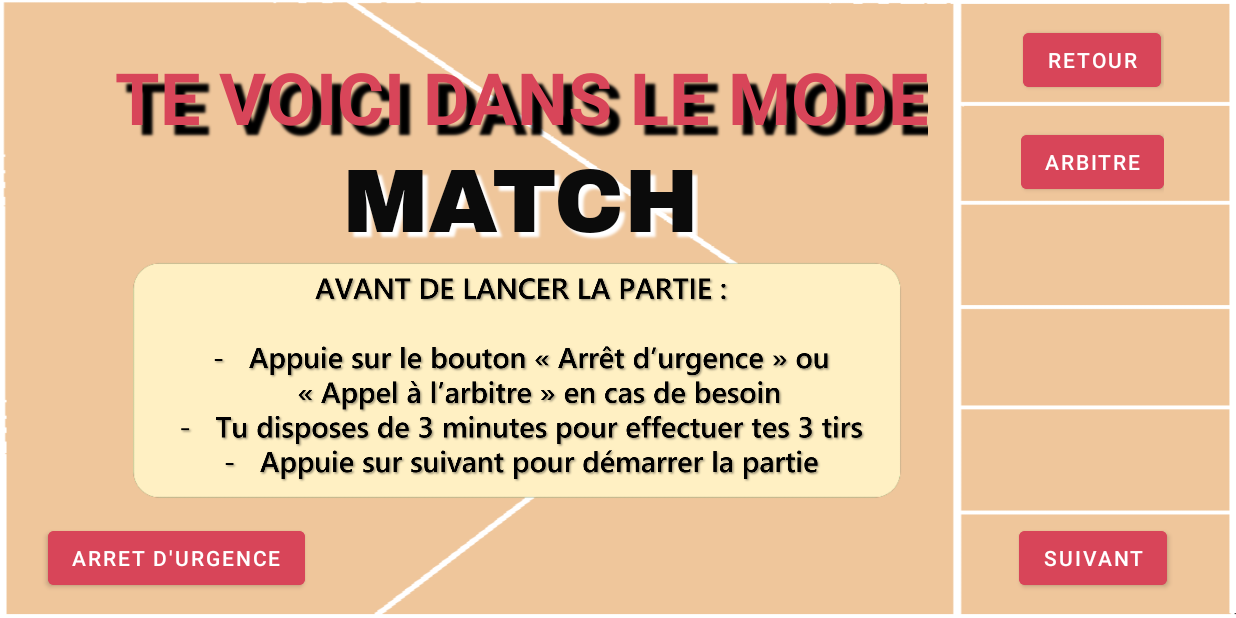
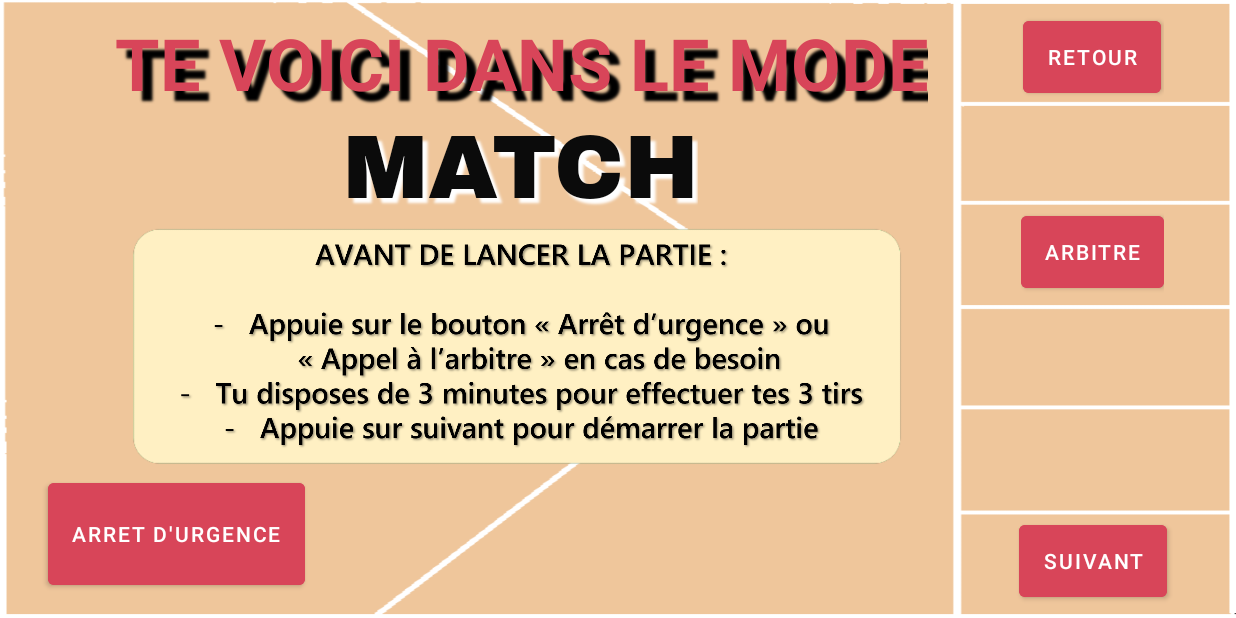
Before and after one commit to vqlion/P2I-Boccia-ramp, an Android app: the MatchActivity screen opened directly, with no data from a screen before it, on a phone screen of 824 x 412 dp (held sideways). Run offline under Robolectric (Android 15) with nearby library versions, the phone set to English and light mode, and no system bars; Roboto replaces fonts that are not available here; 1 statement that could not run was skipped.

Commit message:
Fixed accessibilty issues and bugs in the app

```diff
--- a/Bocciapp/app/app/src/main/java/p2i/bocciapp/MatchActivity.java
+++ b/Bocciapp/app/app/src/main/java/p2i/bocciapp/MatchActivity.java
@@ -41,6 +41,7 @@ public class MatchActivity extends AppCompatActivity {
     Button btnLaunch;
     Button btnCall;
     Button btnStop;
+    Button btnLaunchBig;
 
     ImageButton btnDown;
     ImageButton btnUp;
@@ -136,6 +137,8 @@ public class MatchActivity extends AppCompatActivity {
 
         btnLaunch = (Button) findViewById(R.id.btnLaunch);
         btnLaunch.setVisibility(View.GONE);
+        btnLaunchBig = (Button) findViewById(R.id.btnLaunchBig);
+        btnLaunchBig.setVisibility(View.GONE);
 
         tvBalls = (TextView) findViewById(R.id.tvBalls);
         tvBalls.setVisibility(View.GONE);
@@ -230,39 +233,21 @@ public class MatchActivity extends AppCompatActivity {
                     ivBox2.setVisibility(View.GONE);
                     layoutButtons.setVisibility(View.GONE);
                     layoutButtonsBig.setVisibility(View.VISIBLE);
+                    btnLaunchBig.setVisibility(View.VISIBLE);
                 } else {
                     ivInstructs.setVisibility(View.VISIBLE);
                     ivBox2.setVisibility(View.VISIBLE);
                     layoutButtons.setVisibility(View.VISIBLE);
                     layoutButtonsBig.setVisibility(View.GONE);
+                    btnLaunchBig.setVisibility(View.GONE);
                 }
                 ins = !ins;
             }
         });
 
-        btnLaunch.setOnClickListener(new View.OnClickListener() {
-            @Override
-            public void onClick(View view) {
-                UDPSend("laun:laun");
-                //checks whether it can remove a ball from the array, and does it as well as updating the UI
-                if (countBalls < balls.length) {
-                    balls[countBalls] = true;
-                    showToast("Lance ta balle !", Toast.LENGTH_SHORT);
-                    showDialog("Le chrono est mis en pause." + "\n" + "\n" + "Appuie sur suivant lorsque c'est à ton tour", "Suivant", "", R.style.DialogTheme);
-                    startPause();
-                    if (balls[0]) {
-                        ivBall3.setImageResource(R.drawable.boccia_ball_vide);
-                    }
-                    if (balls[1]) {
-                        ivBall2.setImageResource(R.drawable.boccia_ball_vide);
-                    }
-                    if (balls[2]) {
-                        ivBall1.setImageResource(R.drawable.boccia_ball_vide);
-                    }
-                    countBalls++;
-                }
-            }
-        });
+        btnLaunch.setOnClickListener(view -> doBtnLaunch());
+
+        btnLaunchBig.setOnClickListener(view -> doBtnLaunch());
 
         btnDown.setOnTouchListener((view, motionEvent) -> {
             doBtnDown((ImageButton) view, motionEvent);
@@ -340,13 +325,15 @@ public class MatchActivity extends AppCompatActivity {
             tvBalls.setVisibility(View.GONE);
             layoutButtonsBig.setVisibility(View.GONE);
             btnIns.setVisibility(View.GONE);
+            btnLaunchBig.setVisibility(View.GONE);
             ivEnd.setVisibility(View.VISIBLE);
         }
     }
 
     /**
      * Method to execute when a down button is pressed
-     * @param view button pressed
+     *
+     * @param view        button pressed
      * @param motionEvent MotionEvent of the press
      */
     public void doBtnDown(ImageButton view, MotionEvent motionEvent) {
@@ -363,7 +350,8 @@ public class MatchActivity extends AppCompatActivity {
 
     /**
      * Method to execute when a up button is pressed
-     * @param view button pressed
+     *
+     * @param view        button pressed
      * @param motionEvent MotionEvent of the press
      */
     public void doBtnUp(ImageButton view, MotionEvent motionEvent) {
@@ -379,7 +367,8 @@ public class MatchActivity extends AppCompatActivity {
 
     /**
      * Method to execute when a left button is pressed
-     * @param view button pressed
+     *
+     * @param view        button pressed
      * @param motionEvent MotionEvent of the press
      */
     public void doBtnLeft(ImageButton view, MotionEvent motionEvent) {
@@ -395,7 +384,8 @@ public class MatchActivity extends AppCompatActivity {
 
     /**
      * Method to execute when a right button is pressed
-     * @param view button pressed
+     *
+     * @param view        button pressed
      * @param motionEvent MotionEvent of the press
      */
     public void doBtnRight(ImageButton view, MotionEvent motionEvent) {
@@ -406,6 +396,30 @@ public class MatchActivity extends AppCompatActivity {
         } else if (motionEvent.getAction() == MotionEvent.ACTION_UP) {
             view.setImageResource(R.drawable.arrow_right);
             UDPSend("move:stop:righ");
+        }
+    }
+
+    /**
+     * Method to execute when a launch button is pressed
+     */
+    public void doBtnLaunch() {
+        UDPSend("laun:laun");
+        //checks whether it can remove a ball from the array, and does it as well as updating the UI
+        if (countBalls < balls.length) {
+            balls[countBalls] = true;
+            showToast("Lance ta balle !", Toast.LENGTH_SHORT);
+            showDialog("Le chrono est mis en pause." + "\n" + "\n" + "Appuie sur suivant lorsque c'est à ton tour", "Suivant", "", R.style.DialogTheme);
+            startPause();
+            if (balls[0]) {
+                ivBall3.setImageResource(R.drawable.boccia_ball_vide);
+            }
+            if (balls[1]) {
+                ivBall2.setImageResource(R.drawable.boccia_ball_vide);
+            }
+            if (balls[2]) {
+                ivBall1.setImageResource(R.drawable.boccia_ball_vide);
+            }
+            countBalls++;
         }
     }
 
--- a/Bocciapp/app/app/src/main/java/p2i/bocciapp/TrainingActivity.java
+++ b/Bocciapp/app/app/src/main/java/p2i/bocciapp/TrainingActivity.java
@@ -338,6 +338,7 @@ public class TrainingActivity extends AppCompatActivity {
                 timerHandler.postDelayed(timerRunnablePlusHeight, longPressTimeout);
             } else if (motionEvent.getAction() == MotionEvent.ACTION_UP) {
                 ibPlusHeight.setImageResource(R.drawable.plus); //sets the original image back when the button is unclicked
+                if (!modePos) setHeightPos(progressHeight);
                 timerHandler.removeCallbacks(timerRunnablePlusHeight);
             }
             return false;
@@ -353,6 +354,7 @@ public class TrainingActivity extends AppCompatActivity {
                 timerHandler.postDelayed(timerRunnablePlusAngle, longPressTimeout);
             } else if (motionEvent.getAction() == MotionEvent.ACTION_UP) {
                 ibPlusAngle.setImageResource(R.drawable.plus); //sets the original image back when the button is unclicked
+                if (!modePos) setAnglePos(progressAngle);
                 timerHandler.removeCallbacks(timerRunnablePlusAngle);
             }
             return false;
@@ -369,6 +371,7 @@ public class TrainingActivity extends AppCompatActivity {
 
             } else if (motionEvent.getAction() == MotionEvent.ACTION_UP) {
                 ibMinusHeight.setImageResource(R.drawable.minus); //sets the original image back when the button is unclicked
+                if (!modePos) setHeightPos(progressHeight);
                 timerHandler.removeCallbacks(timerRunnableMinusHeight);
             }
             return false;
@@ -384,6 +387,7 @@ public class TrainingActivity extends AppCompatActivity {
                 timerHandler.postDelayed(timerRunnableMinusAngle, longPressTimeout);
             } else if (motionEvent.getAction() == MotionEvent.ACTION_UP) {
                 ibMinusAngle.setImageResource(R.drawable.minus); //sets the original image back when the button is unclicked
+                if (!modePos) setAnglePos(progressAngle);
                 timerHandler.removeCallbacks(timerRunnableMinusAngle);
             }
             return false;
@@ -434,6 +438,7 @@ public class TrainingActivity extends AppCompatActivity {
 
     /**
      * Method to execute when a play button is pressed
+     *
      * @param v button pressed
      */
     @SuppressLint("SetTextI18n")
@@ -478,6 +483,7 @@ public class TrainingActivity extends AppCompatActivity {
 
     /**
      * Method to execute when a delete button is pressed
+     *
      * @param v button pressed
      */
     public void doBtnDel(ImageButton v) {
@@ -505,7 +511,8 @@ public class TrainingActivity extends AppCompatActivity {
 
     /**
      * Sends UDP message to the ramp with a specific height and angle
-     * @param angle the angle the ramp should move to
+     *
+     * @param angle  the angle the ramp should move to
      * @param height the height the ramp sould be at
      */
     public void setRampPos(int angle, int height) {
@@ -517,6 +524,7 @@ public class TrainingActivity extends AppCompatActivity {
 
     /**
      * Sends UDP message to the ramp with a spcific angle
+     *
      * @param angle the angle the ramp should move to
      */
     public void setAnglePos(int angle) {
@@ -528,6 +536,7 @@ public class TrainingActivity extends AppCompatActivity {
 
     /**
      * Sends UDP message to the ramp with a specific height
+     *
      * @param height the heihgt the ramp should be at
      */
     public void setHeightPos(int height) {
--- a/Bocciapp/app/app/src/main/res/layout/activity_match.xml
+++ b/Bocciapp/app/app/src/main/res/layout/activity_match.xml
@@ -15,18 +15,20 @@
         android:layout_marginTop="8dp"
         android:background="@drawable/ic_baseline_info_24"
         android:backgroundTint="#00FFFFFF"
+        android:contentDescription="@string/bouton_information"
         app:layout_constraintEnd_toStartOf="@+id/linearLayout"
         app:layout_constraintHorizontal_bias="0.84"
         app:layout_constraintStart_toEndOf="@+id/btnStop"
         app:layout_constraintTop_toTopOf="parent"
         app:srcCompat="@drawable/ic_baseline_info_24"
-        android:contentDescription="@string/bouton_information" />
+        tools:ignore="ImageContrastCheck"
+        tools:visibility="gone" />
 
     <Button
         android:id="@+id/btnStart"
         android:layout_width="wrap_content"
-        android:layout_height="wrap_content"
-        android:layout_marginBottom="16dp"
+        android:layout_height="60dp"
+        android:layout_marginBottom="8dp"
         android:backgroundTint="#D84559"
         android:text="@string/suivant"
         android:textColor="#FFFFFF"
@@ -54,7 +56,7 @@
     <Button
         android:id="@+id/btnStop"
         android:layout_width="wrap_content"
-        android:layout_height="wrap_content"
+        android:layout_height="80dp"
         android:layout_marginStart="32dp"
         android:layout_marginBottom="16dp"
         android:backgroundTint="#D84559"
@@ -150,7 +152,7 @@
         android:id="@+id/linearLayout"
         android:layout_width="wrap_content"
         android:layout_height="wrap_content"
-        android:layout_marginTop="16dp"
+        android:layout_marginTop="8dp"
         android:layout_marginEnd="48dp"
         android:gravity="center"
         android:orientation="vertical"
@@ -163,7 +165,7 @@
         <Button
             android:id="@+id/btnBack"
             android:layout_width="wrap_content"
-            android:layout_height="wrap_content"
+            android:layout_height="60dp"
             android:backgroundTint="#D84559"
             android:text="@string/retour"
             android:textColor="#FFFFFF"
@@ -171,12 +173,12 @@
 
         <Space
             android:layout_width="match_parent"
-            android:layout_height="20dp" />
+            android:layout_height="70dp" />
 
         <Button
             android:id="@+id/btnCall"
             android:layout_width="wrap_content"
-            android:layout_height="wrap_content"
+            android:layout_height="60dp"
             android:backgroundTint="#D84559"
             android:text="@string/arbitre"
             android:textColor="#FFFFFF"
@@ -231,8 +233,8 @@
     <Button
         android:id="@+id/btnLaunch"
         android:layout_width="wrap_content"
-        android:layout_height="wrap_content"
-        android:layout_marginBottom="16dp"
+        android:layout_height="60dp"
+        android:layout_marginBottom="8dp"
         android:backgroundTint="#D84559"
         android:text="@string/fini"
         android:textColor="#FFFFFF"
@@ -240,8 +242,7 @@
         app:layout_constraintEnd_toEndOf="@+id/linearLayout"
         app:layout_constraintStart_toStartOf="@+id/linearLayout"
         app:layout_constraintTop_toBottomOf="@+id/linearLayout"
-        app:layout_constraintVertical_bias="1.0"
-        tools:visibility="invisible" />
+        app:layout_constraintVertical_bias="1.0" />
 
     <TextView
         android:id="@+id/tvN1"
@@ -260,8 +261,7 @@
         app:layout_constraintBottom_toTopOf="@+id/ivBox"
         app:layout_constraintEnd_toEndOf="@+id/ivBox"
         app:layout_constraintHorizontal_bias="0.428"
-        app:layout_constraintStart_toStartOf="@+id/ivBox"
-        tools:visibility="gone" />
+        app:layout_constraintStart_toStartOf="@+id/ivBox" />
 
     <TextView
         android:id="@+id/tvN2"
@@ -281,8 +281,7 @@
         app:layout_constraintHorizontal_bias="0.498"
         app:layout_constraintStart_toStartOf="@+id/tvN1"
         app:layout_constraintTop_toBottomOf="@+id/tvN1"
-        app:layout_constraintVertical_bias="0.0"
-        tools:visibility="gone" />
+        app:layout_constraintVertical_bias="0.0" />
 
     <ImageView
         android:id="@+id/ivBox"
@@ -295,15 +294,15 @@
         app:layout_constraintHorizontal_bias="0.28"
         app:layout_constraintStart_toStartOf="parent"
         app:layout_constraintTop_toTopOf="parent"
-        app:layout_constraintVertical_bias="0.69"
+        app:layout_constraintVertical_bias="0.6"
         app:srcCompat="@drawable/yellow_box"
-        tools:visibility="gone"
         tools:ignore="ContentDescription" />
 
     <ImageView
         android:id="@+id/ivN1"
         android:layout_width="483dp"
         android:layout_height="160dp"
+        android:contentDescription="@string/debut_match"
         android:scaleType="centerCrop"
         app:layout_constraintBottom_toBottomOf="@+id/ivBox"
         app:layout_constraintEnd_toEndOf="@+id/ivBox"
@@ -311,9 +310,7 @@
         app:layout_constraintStart_toStartOf="@+id/ivBox"
         app:layout_constraintTop_toBottomOf="@+id/tvN2"
         app:layout_constraintVertical_bias="1.0"
-        app:srcCompat="@drawable/avant_de_lancer"
-        tools:visibility="gone"
-        android:contentDescription="@string/debut_match" />
+        app:srcCompat="@drawable/avant_de_lancer" />
 
     <ImageView
         android:id="@+id/ivBox2"
@@ -351,7 +348,8 @@
         app:layout_constraintEnd_toEndOf="parent"
         app:layout_constraintHorizontal_bias="0.2"
         app:layout_constraintStart_toStartOf="parent"
-        app:layout_constraintTop_toTopOf="parent">
+        app:layout_constraintTop_toTopOf="parent"
+        tools:visibility="gone">
 
         <ImageButton
             android:id="@+id/btnLeftBig"
@@ -360,7 +358,7 @@
             android:layout_weight="1"
             android:background="#00000000"
             app:srcCompat="@drawable/arrow_left"
-            tools:ignore="ContentDescription" />
+            tools:ignore="ContentDescription,SpeakableTextPresentCheck" />
 
         <LinearLayout
             android:layout_width="wrap_content"
@@ -374,7 +372,7 @@
                 android:layout_height="192dp"
                 android:background="#00FFFFFF"
                 app:srcCompat="@drawable/arrow_up"
-                tools:ignore="ContentDescription" />
+                tools:ignore="ContentDescription,SpeakableTextPresentCheck" />
 
             <ImageButton
                 android:id="@+id/btnDownBig"
@@ -382,7 +380,7 @@
                 android:layout_height="192dp"
                 android:background="#00FFFFFF"
                 app:srcCompat="@drawable/arrow_down"
-                tools:ignore="ContentDescription" />
+                tools:ignore="ContentDescription,SpeakableTextPresentCheck" />
         </LinearLayout>
 
         <ImageButton
@@ -392,7 +390,19 @@
             android:layout_weight="1"
             android:background="#00FFFFFF"
             app:srcCompat="@drawable/arrow_right"
-            tools:ignore="ContentDescription" />
+            tools:ignore="ContentDescription,SpeakableTextPresentCheck" />
     </LinearLayout>
 
+    <Button
+        android:id="@+id/btnLaunchBig"
+        android:layout_width="120dp"
+        android:layout_height="80dp"
+        android:text="@string/fini"
+        android:textColor="#FFFFFF"
+        android:textSize="24sp"
+        app:layout_constraintBottom_toBottomOf="@+id/btnStop"
+        app:layout_constraintEnd_toStartOf="@+id/btnStart"
+        app:layout_constraintHorizontal_bias="0.674"
+        app:layout_constraintStart_toEndOf="@+id/btnStop" />
+
 </androidx.constraintlayout.widget.ConstraintLayout>
```
